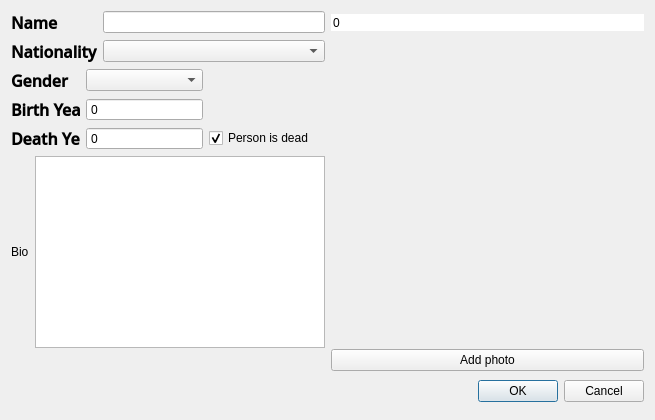
The window that personDialog.ui (annakrih/T113VLN1-3) describes before a commit, drawn with Qt 5.
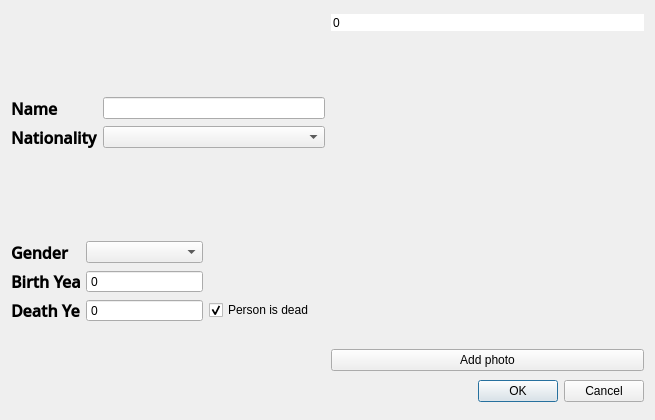
The same window after the commit.

Commit message: Bio úr persondialog

```diff
--- a/personDialog.ui
+++ b/personDialog.ui
@@ -13,7 +13,13 @@
   <property name="minimumSize">
    <size>
     <width>655</width>
-    <height>412</height>
+    <height>420</height>
+   </size>
+  </property>
+  <property name="maximumSize">
+   <size>
+    <width>734</width>
+    <height>487</height>
    </size>
   </property>
   <property name="windowTitle">
@@ -219,50 +225,6 @@
        </item>
       </layout>
      </item>
-     <item>
-      <layout class="QHBoxLayout" name="horizontalLayout">
-       <item>
-        <widget class="QLabel" name="label_bio">
-         <property name="text">
-          <string>Bio</string>
-         </property>
-        </widget>
-       </item>
-       <item>
-        <layout class="QVBoxLayout" name="verticalLayout_2">
-         <item>
-          <widget class="QTextEdit" name="textEdit">
-           <property name="maximumSize">
-            <size>
-             <width>16777215</width>
-             <height>400</height>
-            </size>
-           </property>
-           <property name="sizeIncrement">
-            <size>
-             <width>0</width>
-             <height>0</height>
-            </size>
-           </property>
-          </widget>
-         </item>
-        </layout>
-       </item>
-      </layout>
-     </item>
-     <item>
-      <spacer name="verticalSpacer">
-       <property name="orientation">
-        <enum>Qt::Vertical</enum>
-       </property>
-       <property name="sizeHint" stdset="0">
-        <size>
-         <width>20</width>
-         <height>40</height>
-        </size>
-       </property>
-      </spacer>
-     </item>
     </layout>
    </item>
    <item>
```
